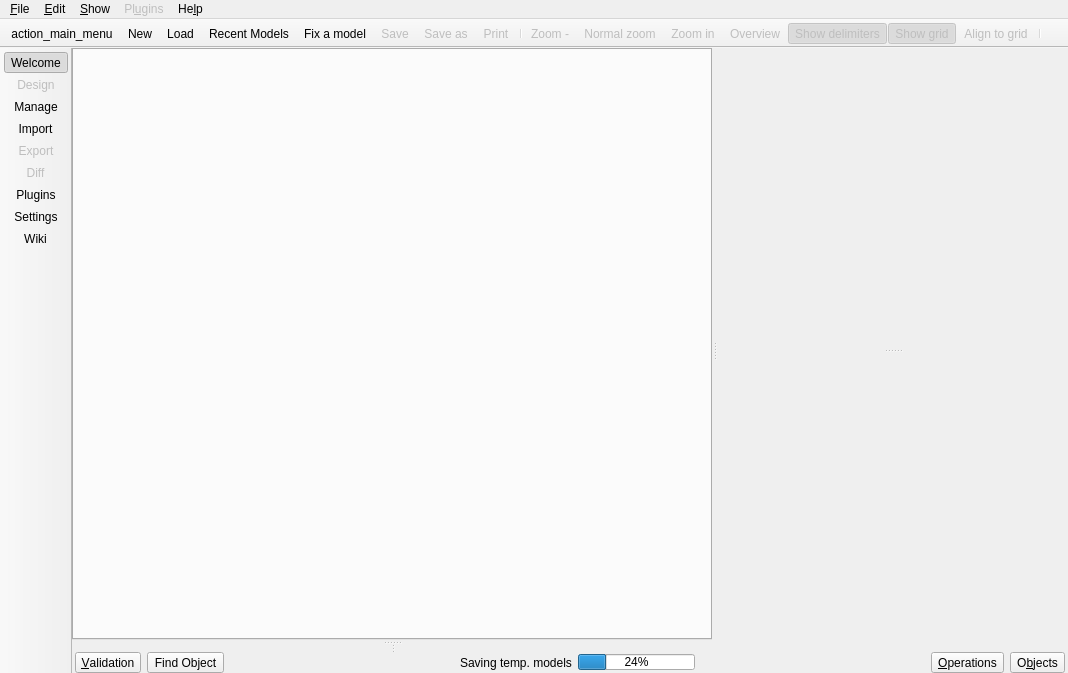
Before: the Qt Designer form libpgmodeler_ui/ui/mainwindow.ui in pgmodeler/pgmodeler, drawn with Qt 5.
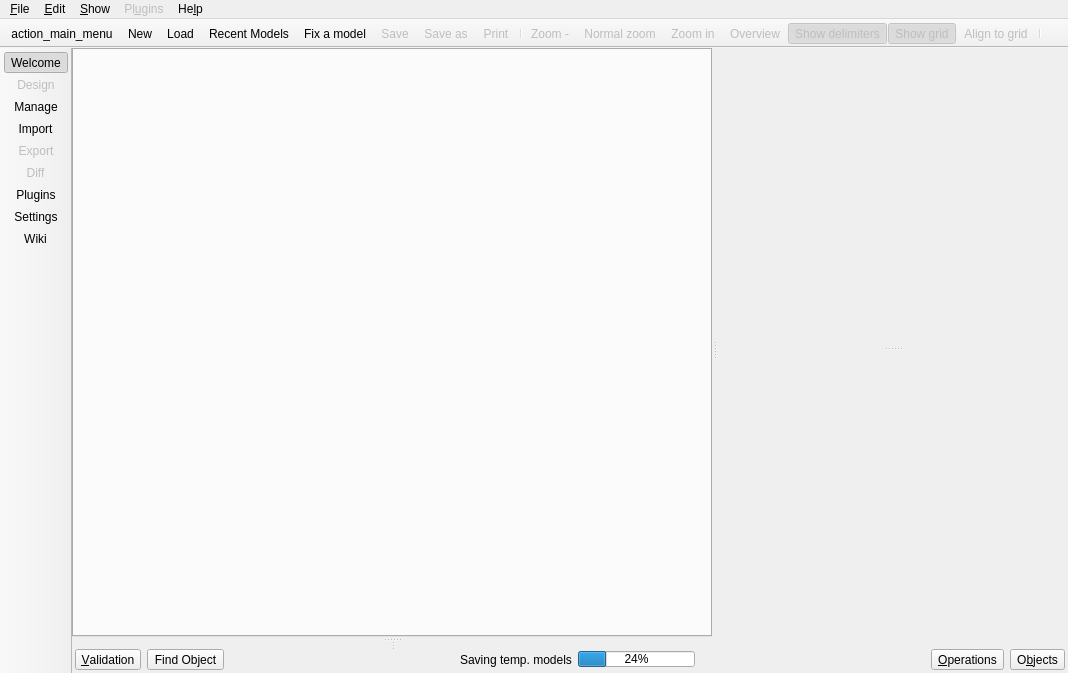
After: the same form once the commit is applied. The open tabs and pages were chosen to show the change. Icons and pictures are not drawn.

Commit message: Minor adjustments on bottom margins at mainwindow.ui

The edit to the form file:
```diff
--- a/libpgmodeler_ui/ui/mainwindow.ui
+++ b/libpgmodeler_ui/ui/mainwindow.ui
@@ -431,6 +431,9 @@
                 </property>
                 <item>
                  <layout class="QHBoxLayout" name="horizontalLayout_5">
+                  <property name="bottomMargin">
+                   <number>3</number>
+                  </property>
                   <item>
                    <widget class="QLabel" name="bg_saving_lbl">
                     <property name="text">
@@ -464,6 +467,9 @@
                <property name="leftMargin">
                 <number>3</number>
                </property>
+               <property name="bottomMargin">
+                <number>3</number>
+               </property>
                <item>
                 <widget class="QToolButton" name="validation_btn">
                  <property name="sizePolicy">
@@ -544,6 +550,9 @@
                <property name="rightMargin">
                 <number>3</number>
                </property>
+               <property name="bottomMargin">
+                <number>3</number>
+               </property>
                <item>
                 <widget class="QToolButton" name="operations_btn">
                  <property name="sizePolicy">
```
The commit also changes 1 other file.
